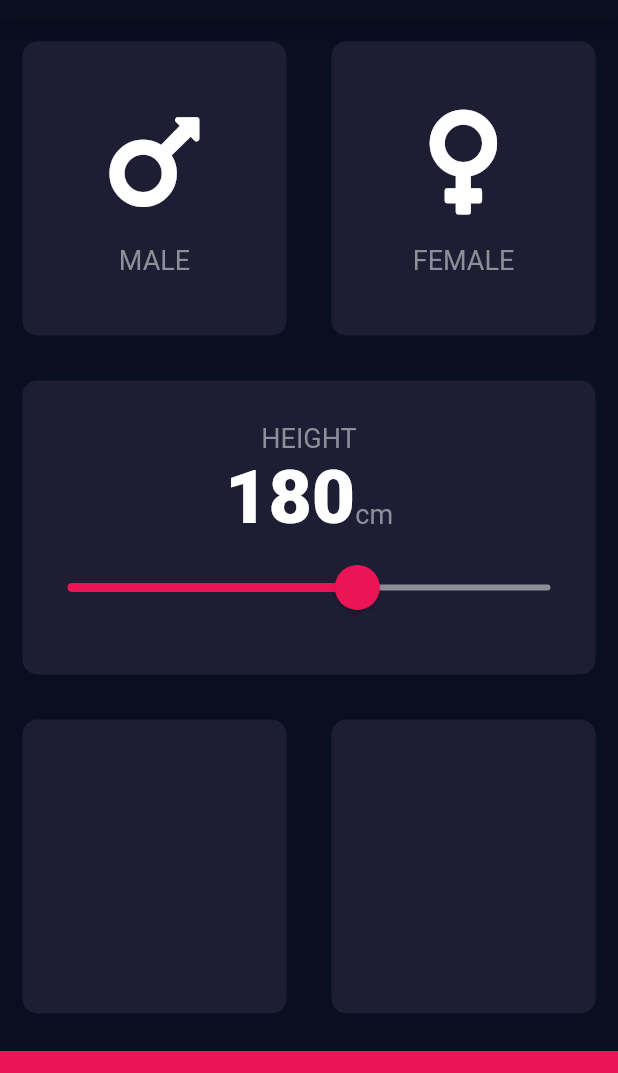
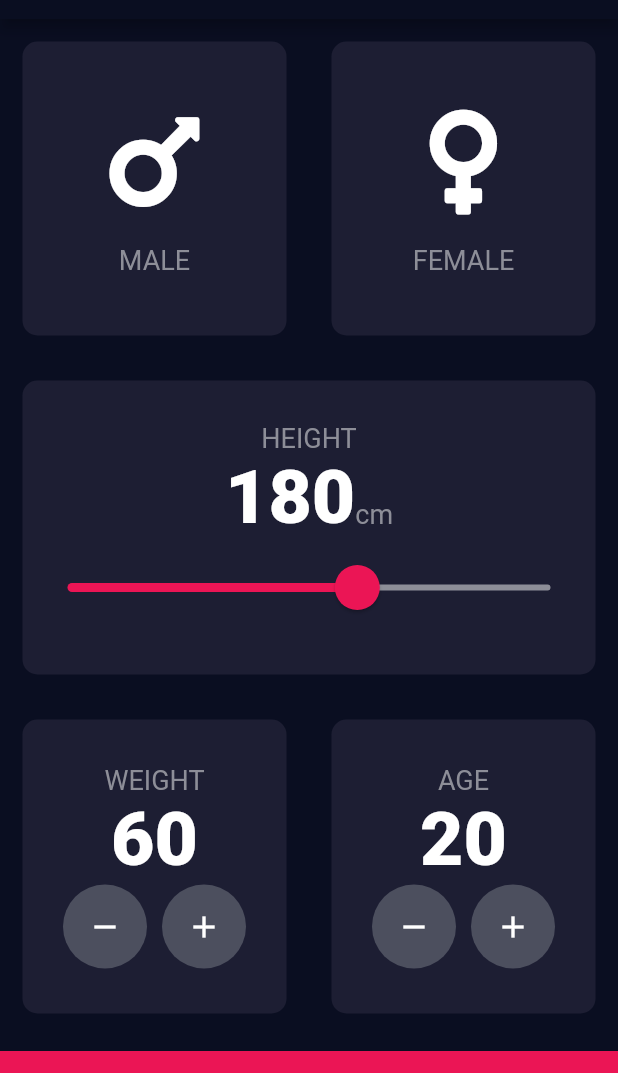
Before and after one commit to itayxsagiv/bmi-calculator-flutter, a Flutter app: the screen it shows after launch, on a phone screen of 412 x 824 dp, the part 65-1138 px from its top. Run offline on Flutter 3.47's test engine with Material 2 defaults, Android fonts, the phone set to English and light mode, and no system bars; our stand-ins replace font_awesome_flutter.

Commit message:
Step 12 - Composition vs inheritance

```diff
--- a/lib/input_page.dart
+++ b/lib/input_page.dart
@@ -14,6 +14,8 @@ class InputPage extends StatefulWidget {
 class _InputPageState extends State<InputPage> {
   Gender selectedGender;
   int height = 180;
+  int weight = 60;
+  int age = 20;
 
   @override
   Widget build(BuildContext context) {
@@ -119,10 +121,88 @@ class _InputPageState extends State<InputPage> {
             child: Row(
               children: [
                 Expanded(
-                  child: ReusableCard(cardColor: kInactiveCardColor),
+                  child: ReusableCard(
+                    cardColor: kInactiveCardColor,
+                    cardChild: Column(
+                      mainAxisAlignment: MainAxisAlignment.center,
+                      children: [
+                        Text(
+                          'WEIGHT',
+                          style: kLabelTextStyle,
+                        ),
+                        Text(
+                          weight.toString(),
+                          style: kNumberStyle,
+                        ),
+                        Row(
+                          mainAxisAlignment: MainAxisAlignment.center,
+                          children: [
+                            RoundIconButton(
+                              icon: Icons.remove,
+                              onPressed: () {
+                                setState(() {
+                                  weight -= 1;
+                                });
+                              },
+                            ),
+                            SizedBox(
+                              width: 10,
+                            ),
+                            RoundIconButton(
+                              icon: Icons.add,
+                              onPressed: () {
+                                setState(() {
+                                  weight += 1;
+                                });
+                              },
+                            ),
+                          ],
+                        ),
+                      ],
+                    ),
+                  ),
                 ),
                 Expanded(
-                  child: ReusableCard(cardColor: kInactiveCardColor),
+                  child: ReusableCard(
+                    cardColor: kInactiveCardColor,
+                    cardChild: Column(
+                      mainAxisAlignment: MainAxisAlignment.center,
+                      children: [
+                        Text(
+                          'AGE',
+                          style: kLabelTextStyle,
+                        ),
+                        Text(
+                          age.toString(),
+                          style: kNumberStyle,
+                        ),
+                        Row(
+                          mainAxisAlignment: MainAxisAlignment.center,
+                          children: [
+                            RoundIconButton(
+                              icon: Icons.remove,
+                              onPressed: () {
+                                setState(() {
+                                  age -= 1;
+                                });
+                              },
+                            ),
+                            SizedBox(
+                              width: 10,
+                            ),
+                            RoundIconButton(
+                              icon: Icons.add,
+                              onPressed: () {
+                                setState(() {
+                                  age += 1;
+                                });
+                              },
+                            ),
+                          ],
+                        ),
+                      ],
+                    ),
+                  ),
                 ),
               ],
             ),
@@ -138,3 +218,25 @@ class _InputPageState extends State<InputPage> {
     );
   }
 }
+
+class RoundIconButton extends StatelessWidget {
+  final IconData icon;
+  final Function onPressed;
+
+  RoundIconButton({this.icon, this.onPressed});
+
+  @override
+  Widget build(BuildContext context) {
+    return RawMaterialButton(
+      onPressed: onPressed,
+      child: Icon(icon),
+      elevation: 0,
+      constraints: BoxConstraints.tightFor(
+        width: 56,
+        height: 56,
+      ),
+      shape: CircleBorder(),
+      fillColor: Color(0xff4c4f5e),
+    );
+  }
+}
```
